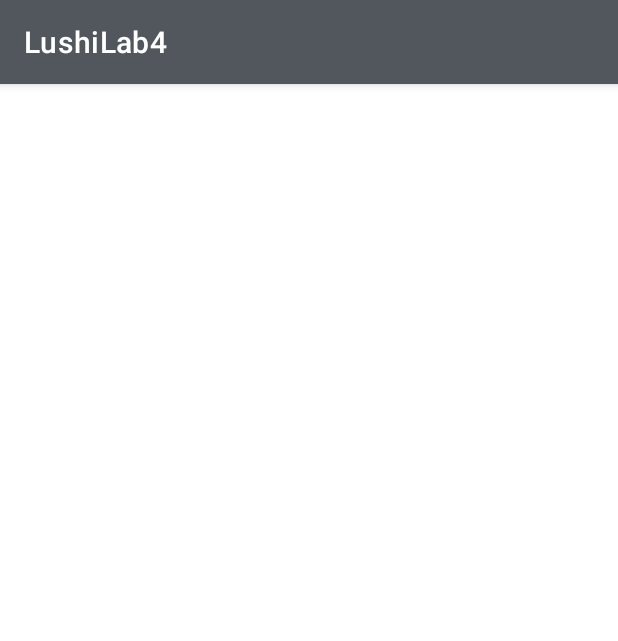
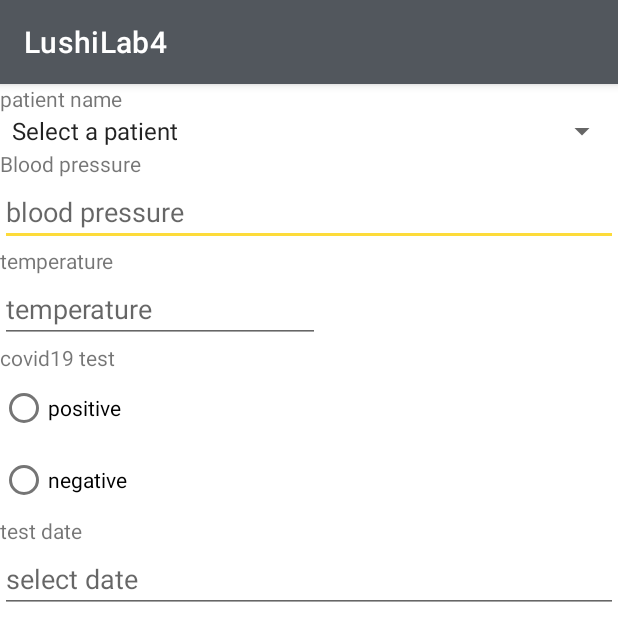
Before and after one commit to nameisko/ClinicalDataManagementAndroid, an Android app: the CaoAddTest screen opened directly, with no data from a screen before it, on a phone screen of 412 x 824 dp. Shown: the top 641 px of the screen. Run offline under Robolectric (Android 15) with nearby library versions, the phone set to English and light mode, and no system bars; our stand-ins replace Room's generated code.

Commit message:
added-room database, patient entity & dao, date picker/spinner etc. to add test layout

```diff
--- a/lushilab4/src/main/java/lushi/cao/s301011302/CaoAddPatient.java
+++ b/lushilab4/src/main/java/lushi/cao/s301011302/CaoAddPatient.java
@@ -64,8 +64,4 @@ public class CaoAddPatient extends AppCompatActivity {
             }
         });
     }
-
-    protected void addPatient(){
-
-    }
 }
--- a/lushilab4/src/main/java/lushi/cao/s301011302/CaoAddTest.java
+++ b/lushilab4/src/main/java/lushi/cao/s301011302/CaoAddTest.java
@@ -1,14 +1,107 @@
 package lushi.cao.s301011302;
 
 import androidx.appcompat.app.AppCompatActivity;
+import androidx.fragment.app.DialogFragment;
+import androidx.lifecycle.LiveData;
+import androidx.lifecycle.MutableLiveData;
+import androidx.lifecycle.Observer;
+import androidx.lifecycle.ViewModelProviders;
 
+import android.app.DatePickerDialog;
+import android.content.Context;
 import android.os.Bundle;
+import android.view.View;
+import android.widget.AdapterView;
+import android.widget.ArrayAdapter;
+import android.widget.DatePicker;
+import android.widget.EditText;
+import android.widget.Spinner;
+import android.widget.Toast;
+
+import java.sql.Time;
+import java.text.SimpleDateFormat;
+import java.util.ArrayList;
+import java.util.Calendar;
+import java.util.Date;
+import java.util.List;
+import java.util.Locale;
+import java.util.TimeZone;
+
+import lushi.cao.s301011302.data.AppDatabase;
+import lushi.cao.s301011302.model.Patient;
+
+import static java.security.AccessController.getContext;
 
 public class CaoAddTest extends AppCompatActivity {
+    ArrayAdapter<String> adapter;
+    PatientViewModel patientViewModel;
+    Context context;
+    ArrayList<String> patientNameList;
+    Calendar calender;
+    EditText calenderET;
+    Spinner spinner;
+    DatePickerDialog dialog;
+    DatePicker datePicker;
+    private Integer year, month, day;
 
     @Override
     protected void onCreate(Bundle savedInstanceState) {
         super.onCreate(savedInstanceState);
         setContentView(R.layout.activity_cao_add_test);
+        patientViewModel = ViewModelProviders.of(this).get(PatientViewModel.class);
+        spinner = findViewById(R.id.lushiPatientSpinner);
+        calenderET = findViewById(R.id.lushiTestDateET);
+
+        Calendar today = Calendar.getInstance();
+        year = today.get(Calendar.YEAR);
+        month = today.get(Calendar.MONTH);
+        day = today.get(Calendar.DAY_OF_MONTH);
+
+        calenderET.setOnClickListener(new View.OnClickListener() {
+            @Override
+            public void onClick(View v) {
+                DatePickerDialog datePickerDialog =new DatePickerDialog(CaoAddTest.this, new DatePickerDialog.OnDateSetListener() {
+                    @Override
+                    public void onDateSet(DatePicker view, int year, int month, int dayOfMonth) {
+                        calenderET.setText(dayOfMonth+"/"+month+"/"+year);
+                    }
+                },year,month,day);
+                datePickerDialog.show();
+            }
+        });
+
+
+        //---get the current date---
+
+        patientNameList = new ArrayList<>();
+        patientNameList.add("Select a patient");
+        patientViewModel.getAllPatients().observe(this, new Observer<List<Patient>>() {
+            @Override
+            public void onChanged(List<Patient> patients) {
+                for(Patient p : patients){
+                    patientNameList.add(p.getFirstName() +" "+ p.getLastName());
+                }
+            }
+        });
+        ArrayAdapter<String> dataAdapter = new ArrayAdapter<String>(
+                this, android.R.layout.simple_spinner_item, patientNameList);
+
+        dataAdapter.setDropDownViewResource(android.R.layout.simple_spinner_dropdown_item);
+
+        spinner.setAdapter(dataAdapter);
+        spinner.setOnItemSelectedListener(new AdapterView.OnItemSelectedListener() {
+            @Override
+            public void onItemSelected(AdapterView<?> parent, View view, int position, long id) {
+
+                String item = parent.getItemAtPosition(position).toString();
+                Toast.makeText(parent.getContext(), "Selected: " + item , Toast.LENGTH_LONG).show();
+                spinner.setSelection(position);
+            }
+
+            @Override
+            public void onNothingSelected(AdapterView<?> parent) {
+                Toast.makeText(parent.getContext(), "Selected: none" , Toast.LENGTH_LONG).show();
+            }
+        });
     }
 }
--- a/lushilab4/src/main/java/lushi/cao/s301011302/adapter/CaoPatientAdapter.java
+++ b/lushilab4/src/main/java/lushi/cao/s301011302/adapter/CaoPatientAdapter.java
@@ -20,11 +20,6 @@ import lushi.cao.s301011302.model.Patient;
 public class CaoPatientAdapter extends RecyclerView.Adapter<CaoPatientAdapter.ViewHolder> {
     private List<Patient> patients =  new ArrayList<>();
     Context context;
-
-//    public CaoPatientAdapter(Context c, List<Patient> patientList){
-//        patients = patientList;
-//        this.context = c;
-//    }
 
     @Override
     public CaoPatientAdapter.ViewHolder onCreateViewHolder(ViewGroup parent, int viewType){
--- a/lushilab4/src/main/java/lushi/cao/s301011302/fragment/LushiPlaceholderFragment.java
+++ b/lushilab4/src/main/java/lushi/cao/s301011302/fragment/LushiPlaceholderFragment.java
@@ -41,8 +41,6 @@ public class LushiPlaceholderFragment extends Fragment {
     private static final String ARG_SECTION_NUMBER = "section_number";
     RecyclerView recylcerView;
     CaoPatientAdapter adapter;
-    List<Patient> patients;
-    AppDatabase db;
     PatientViewModel patientViewModel;
 
     public static LushiPlaceholderFragment newInstance(int index) {
--- a/lushilab4/src/main/res/layout/activity_cao_add_test.xml
+++ b/lushilab4/src/main/res/layout/activity_cao_add_test.xml
@@ -1,9 +1,88 @@
 <?xml version="1.0" encoding="utf-8"?>
-<androidx.constraintlayout.widget.ConstraintLayout xmlns:android="http://schemas.android.com/apk/res/android"
+<LinearLayout xmlns:android="http://schemas.android.com/apk/res/android"
     xmlns:app="http://schemas.android.com/apk/res-auto"
     xmlns:tools="http://schemas.android.com/tools"
     android:layout_width="match_parent"
     android:layout_height="match_parent"
+    android:orientation="vertical"
     tools:context=".CaoAddTest">
+    <TextView
+        android:id="@+id/lushiPatientNameTV"
+        android:layout_width="match_parent"
+        android:layout_height="wrap_content"
+        android:text="patient name" />
 
-</androidx.constraintlayout.widget.ConstraintLayout>
+    <Spinner
+        android:id="@+id/lushiPatientSpinner"
+        android:layout_width="fill_parent"
+        android:layout_height="wrap_content"
+        android:spinnerMode="dropdown" />
+
+    <TextView
+        android:id="@+id/lushiBloodPressureTV"
+        android:layout_width="match_parent"
+        android:layout_height="wrap_content"
+        android:text="Blood pressure" />
+
+    <EditText
+        android:id="@+id/lushiBloodPressureET"
+        android:layout_width="match_parent"
+        android:layout_height="wrap_content"
+        android:ems="10"
+        android:inputType="textPersonName"
+        android:hint="blood pressure" />
+
+    <TextView
+        android:id="@+id/lushiTemperatureTV"
+        android:layout_width="match_parent"
+        android:layout_height="wrap_content"
+        android:text="temperature" />
+
+    <EditText
+        android:id="@+id/lushiTemperatureET"
+        android:layout_width="wrap_content"
+        android:layout_height="wrap_content"
+        android:ems="10"
+        android:inputType="textPersonName"
+        android:hint="temperature" />
+
+    <TextView
+        android:id="@+id/textView7"
+        android:layout_width="wrap_content"
+        android:layout_height="wrap_content"
+        android:text="covid19 test" />
+
+    <RadioGroup
+        android:id="@+id/lushiCovidRadioGp"
+        android:layout_width="wrap_content"
+        android:layout_height="wrap_content" >
+
+        <RadioButton
+            android:id="@+id/lushiCovidBtn1"
+            android:layout_width="match_parent"
+            android:layout_height="wrap_content"
+            android:text="positive" />
+
+        <RadioButton
+            android:id="@+id/lushiCovidBtn2"
+            android:layout_width="match_parent"
+            android:layout_height="wrap_content"
+            android:text="negative" />
+    </RadioGroup>
+
+    <TextView
+        android:id="@+id/lushiTestDateTV"
+        android:layout_width="match_parent"
+        android:layout_height="wrap_content"
+        android:text="test date" />
+
+    <EditText
+        android:id="@+id/lushiTestDateET"
+        android:layout_width="match_parent"
+        android:layout_height="wrap_content"
+        android:focusable="false"
+        android:longClickable="false"
+        android:ems="10"
+        android:hint="select date" />
+
+</LinearLayout>
```
